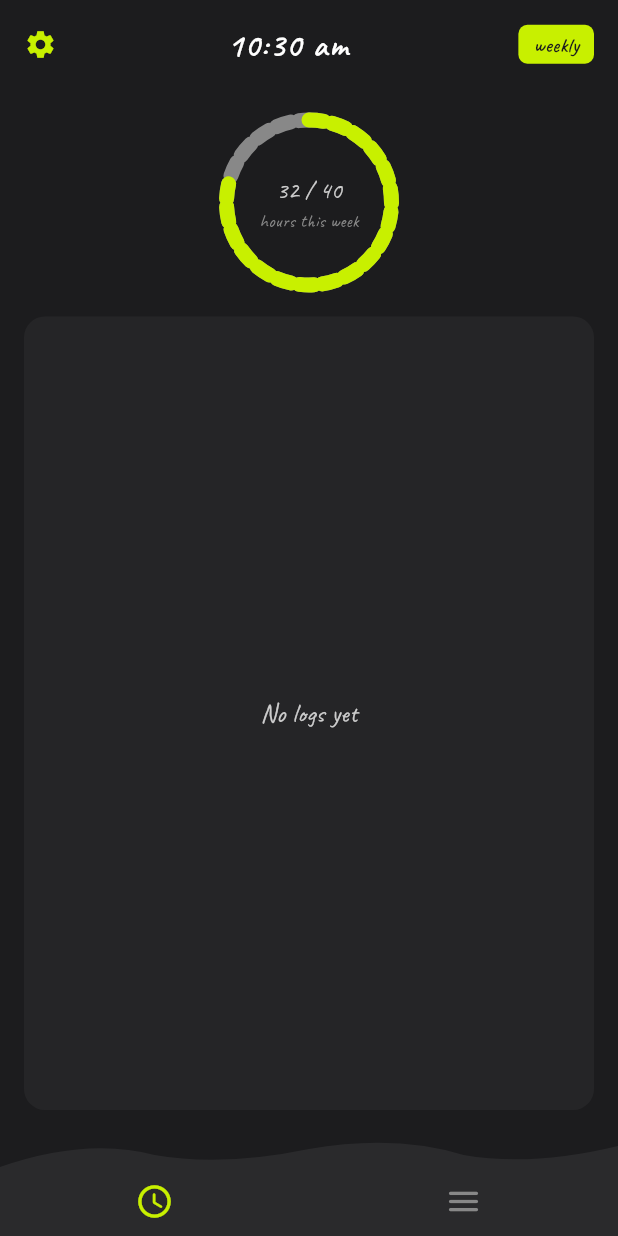
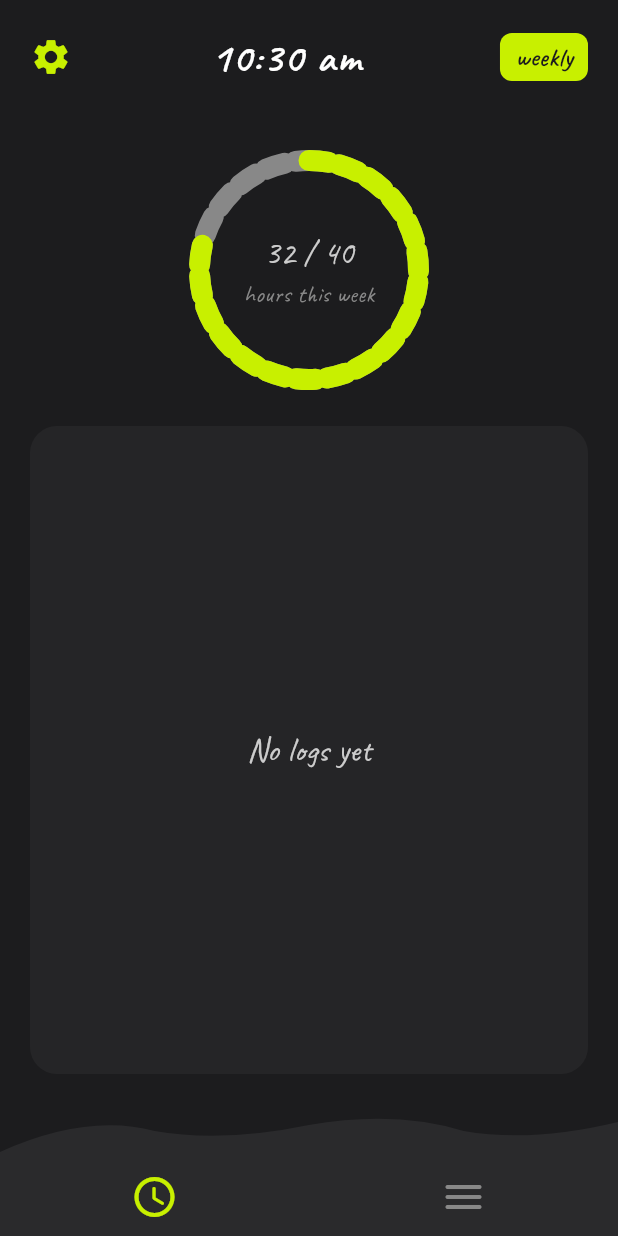
Before and after one commit to Emi7i/ClockOut, a Flutter app: the LogsScreen screen opened directly with empty values, on a phone screen of 412 x 824 dp. Run offline on Flutter 3.47's test engine with Material 3 defaults, Android fonts, the phone set to English and light mode, and no system bars; our stand-ins replace awesome_notifications, flutter_bloc, sqflite; missing offline and left inert: alarm; accounts and stored records are empty.

Commit message:
refine UI

```diff
--- a/lib/common_widgets/app_nav_bar.dart
+++ b/lib/common_widgets/app_nav_bar.dart
@@ -81,11 +81,11 @@ class AppNavBar extends StatelessWidget {
       onTap: () => onItemTapped(index),
       behavior: HitTestBehavior.opaque,
       child: Padding(
-        padding: const EdgeInsets.symmetric(horizontal: 24),
+        padding: const EdgeInsets.symmetric(horizontal: 28),
         child: Icon(
           items[index].icon,
           color: isSelected ? AppColors.accent : AppColors.textMuted,
-          size: 26,
+          size: 32,
           semanticLabel: items[index].semanticLabel,
         ),
       ),
--- a/lib/common_widgets/app_top_bar.dart
+++ b/lib/common_widgets/app_top_bar.dart
@@ -39,7 +39,7 @@ class AppTopBar extends StatelessWidget {
             child: const Icon(
               Icons.settings,          // ← swap icon here
               color: AppColors.accent,
-              size: 22,
+              size: 28,
               semanticLabel: 'Settings',
             ),
           ),
@@ -55,7 +55,7 @@ class AppTopBar extends StatelessWidget {
           if (trailing != null)
             trailing!
           else
-            const SizedBox(width: 22), // mirror gear width for centering
+            const SizedBox(width: 28), // mirror gear width for centering
         ],
       ),
     );
--- a/lib/common_widgets/oval_action_button.dart
+++ b/lib/common_widgets/oval_action_button.dart
@@ -94,9 +94,9 @@ class _OvalButtonPainter extends CustomPainter {
     // ── Diagonal hatch lines ──────────────────────────────
     final hatchPaint = Paint()
       ..color       = strokeColor.withOpacity(hatchOpacity)
-      ..strokeWidth = 1.0;
+      ..strokeWidth = 1.5;
 
-    const spacing = 6.0;
+    const spacing = 8.0;
     final diagonal = sqrt(size.width * size.width + size.height * size.height);
     final count    = (diagonal / spacing).ceil() + 4;
 
--- a/lib/core/constants/app_dimensions.dart
+++ b/lib/core/constants/app_dimensions.dart
@@ -4,34 +4,34 @@
 /// ─────────────────────────────────────────────────────────────
 abstract final class AppDimensions {
   // ── Screen padding ────────────────────────────────────────
-  static const double screenPaddingH = 16.0;
-  static const double screenPaddingV = 14.0;
+  static const double screenPaddingH = 20.0;
+  static const double screenPaddingV = 18.0;
 
   // ── Border radius ─────────────────────────────────────────
-  static const double radiusSm  = 6.0;
-  static const double radiusMd  = 10.0;
-  static const double radiusLg  = 14.0;
-  static const double radiusXl  = 28.0; // phone card outer corners
+  static const double radiusSm  = 8.0;
+  static const double radiusMd  = 14.0;
+  static const double radiusLg  = 18.0;
+  static const double radiusXl  = 36.0; // phone card outer corners
 
   // ── Oval action button ────────────────────────────────────
-  static const double ovalWidth  = 180.0;
-  static const double ovalHeight = 108.0;
+  static const double ovalWidth  = 240.0;
+  static const double ovalHeight = 144.0;
 
   // ── Bottom nav ────────────────────────────────────────────
-  static const double navHeight  = 68.0;
-  static const double waveHeight = 22.0; // height of the wave crest area
+  static const double navHeight  = 84.0;
+  static const double waveHeight = 28.0; // height of the wave crest area
 
   // ── Donut chart ───────────────────────────────────────────
-  static const double donutSize        = 120.0;
-  static const double donutStrokeWidth = 10.0;
+  static const double donutSize        = 160.0;
+  static const double donutStrokeWidth = 14.0;
 
   // ── Settings icon box ─────────────────────────────────────
-  static const double settingIconBoxSize = 36.0;
+  static const double settingIconBoxSize = 48.0;
 
   // ── Misc spacing ──────────────────────────────────────────
-  static const double spaceXs = 4.0;
-  static const double spaceSm = 8.0;
-  static const double spaceMd = 16.0;
-  static const double spaceLg = 24.0;
-  static const double spaceXl = 32.0;
+  static const double spaceXs = 6.0;
+  static const double spaceSm = 12.0;
+  static const double spaceMd = 24.0;
+  static const double spaceLg = 36.0;
+  static const double spaceXl = 48.0;
 }
--- a/lib/core/constants/app_text_styles.dart
+++ b/lib/core/constants/app_text_styles.dart
@@ -13,7 +13,7 @@ abstract final class AppTextStyles {
   // ── Display ───────────────────────────────────────────────
   static const TextStyle timeDisplay = TextStyle(
     fontFamily: _font,
-    fontSize: 22,
+    fontSize: 28,
     fontWeight: FontWeight.w600,
     color: AppColors.textPrimary,
     letterSpacing: 1.2,
@@ -21,7 +21,7 @@ abstract final class AppTextStyles {
 
   static const TextStyle screenTitle = TextStyle(
     fontFamily: _font,
-    fontSize: 24,
+    fontSize: 32,
     fontWeight: FontWeight.w600,
     color: AppColors.textPrimary,
   );
@@ -29,7 +29,7 @@ abstract final class AppTextStyles {
   // ── Oval button label ─────────────────────────────────────
   static const TextStyle ovalButton = TextStyle(
     fontFamily: _font,
-    fontSize: 20,
+    fontSize: 26,
     fontWeight: FontWeight.w600,
     color: AppColors.textPrimary,
   );
@@ -37,104 +37,104 @@ abstract final class AppTextStyles {
   // ── Remaining countdown ───────────────────────────────────
   static const TextStyle remainingLarge = TextStyle(
     fontFamily: _font,
-    fontSize: 22,
+    fontSize: 30,
     fontWeight: FontWeight.w600,
     color: AppColors.accent,
   );
 
   static const TextStyle remainingSmall = TextStyle(
     fontFamily: _font,
-    fontSize: 16,
+    fontSize: 22,
     color: AppColors.accent,
   );
 
   // ── Body ──────────────────────────────────────────────────
   static const TextStyle bodyLarge = TextStyle(
     fontFamily: _font,
-    fontSize: 20,
+    fontSize: 26,
     color: AppColors.textPrimary,
   );
 
   static const TextStyle bodyMedium = TextStyle(
     fontFamily: _font,
-    fontSize: 17,
+    fontSize: 22,
     color: AppColors.textSecondary,
   );
 
   static const TextStyle bodySmall = TextStyle(
     fontFamily: _font,
-    fontSize: 14,
+    fontSize: 18,
     color: AppColors.textMuted,
   );
 
   // ── Labels ────────────────────────────────────────────────
   static const TextStyle label = TextStyle(
     fontFamily: _font,
-    fontSize: 18,
+    fontSize: 24,
     color: AppColors.textSecondary,
   );
 
   static const TextStyle alarmSubtext = TextStyle(
     fontFamily: _font,
-    fontSize: 14,
+    fontSize: 18,
     color: AppColors.textMuted,
   );
 
   // ── Log list ──────────────────────────────────────────────
   static const TextStyle logNeutral = TextStyle(
     fontFamily: _font,
-    fontSize: 15,
+    fontSize: 20,
     color: AppColors.textSecondary,
   );
 
   static const TextStyle logPositive = TextStyle(
     fontFamily: _font,
-    fontSize: 15,
+    fontSize: 20,
     color: AppColors.positive,
   );
 
   static const TextStyle logNegative = TextStyle(
     fontFamily: _font,
-    fontSize: 15,
+    fontSize: 20,
     color: AppColors.negative,
   );
 
   // ── Settings ──────────────────────────────────────────────
   static const TextStyle settingLabel = TextStyle(
     fontFamily: _font,
-    fontSize: 17,
+    fontSize: 22,
     color: AppColors.textSecondary,
   );
 
   // ── Donut chart ───────────────────────────────────────────
   static const TextStyle donutPrimary = TextStyle(
     fontFamily: _font,
-    fontSize: 16,
+    fontSize: 22,
     color: AppColors.textSecondary,
   );
 
   static const TextStyle donutSecondary = TextStyle(
     fontFamily: _font,
-    fontSize: 12,
+    fontSize: 16,
     color: AppColors.textMuted,
   );
 
   // ── Buttons ───────────────────────────────────────────────
   static const TextStyle outlineButton = TextStyle(
     fontFamily: _font,
-    fontSize: 17,
+    fontSize: 22,
     color: AppColors.textSecondary,
   );
 
   static const TextStyle destructiveButton = TextStyle(
     fontFamily: _font,
-    fontSize: 17,
+    fontSize: 22,
     color: AppColors.negative,
   );
 
   static const TextStyle chipButton = TextStyle(
     fontFamily: _font,
-    fontSize: 14,
+    fontSize: 18,
     fontWeight: FontWeight.w600,
     color: AppColors.background,
   );
--- a/lib/core/utils/date_formatter.dart
+++ b/lib/core/utils/date_formatter.dart
@@ -19,12 +19,13 @@ abstract final class DateFormatter {
     return '$day. $month.';
   }
 
-  /// e.g. "2 h 55 min"
+  /// e.g. "2 h 55 min" or "45 min 30 sec"
   static String duration(Duration d) {
     final h   = d.inHours;
     final min = d.inMinutes.remainder(60);
+    final sec = d.inSeconds.remainder(60);
     if (h > 0) return '$h h $min min';
-    return '$min min';
+    return '$min min $sec sec';
   }
 
   /// e.g. "15min 30sec"
--- a/lib/domain/entities/clock_entry.dart
+++ b/lib/domain/entities/clock_entry.dart
@@ -24,12 +24,13 @@ class ClockEntry {
   }
 
   ClockEntry copyWith({
+    DateTime? clockedInAt,
     DateTime? clockedOutAt,
     bool? alarmEnabled,
   }) {
     return ClockEntry(
       id: id,
-      clockedInAt: clockedInAt,
+      clockedInAt: clockedInAt ?? this.clockedInAt,
       clockedOutAt: clockedOutAt ?? this.clockedOutAt,
       alarmEnabled: alarmEnabled ?? this.alarmEnabled,
     );
--- a/lib/domain/repositories/clock_repository.dart
+++ b/lib/domain/repositories/clock_repository.dart
@@ -24,4 +24,7 @@ abstract interface class ClockRepository {
 
   /// Toggles the alarm for the active session.
   Future<void> setAlarm({required bool enabled});
+
+  /// Updates the clock-in time for the currently active session.
+  Future<void> updateActiveClockInTime(DateTime newTime);
 }
--- a/lib/features/clock/bloc/clock_event.dart
+++ b/lib/features/clock/bloc/clock_event.dart
@@ -29,6 +29,12 @@ final class AlarmToggled extends ClockEvent {
   const AlarmToggled({required this.enabled});
 }
 
+/// User edited their clock-in time manually.
+final class ClockInTimeEdited extends ClockEvent {
+  final DateTime newTime;
+  const ClockInTimeEdited(this.newTime);
+}
+
 /// User wants to silence the ringing alarm without clocking out.
 final class AlarmStopRequested extends ClockEvent {
   const AlarmStopRequested();
--- a/lib/features/clock/widgets/clock_out_button.dart
+++ b/lib/features/clock/widgets/clock_out_button.dart
@@ -21,11 +21,11 @@ class ClockOutButton extends StatelessWidget {
     return OutlinedButton(
       onPressed: onPressed,
       style: OutlinedButton.styleFrom(
-        side: const BorderSide(color: AppColors.borderDashed, width: 1.5),
+        side: const BorderSide(color: AppColors.borderDashed, width: 2.0),
         shape: RoundedRectangleBorder(
           borderRadius: BorderRadius.circular(AppDimensions.radiusMd),
         ),
-        padding: const EdgeInsets.symmetric(horizontal: 32, vertical: 10),
+        padding: const EdgeInsets.symmetric(horizontal: 40, vertical: 14),
       ),
       child: Text(label, style: AppTextStyles.outlineButton),
     );
```
Also changed, not shown: lib/common_widgets/alarm_toggle.dart (+7 -7 lines), lib/data/repositories/clock_repository_impl.dart (+11 -0 lines), lib/features/clock/bloc/clock_bloc.dart (+41 -0 lines), lib/features/clock/screens/clocked_in_screen.dart (+34 -0 lines), lib/features/clock/widgets/remaining_ring.dart (+16 -80 lines).
